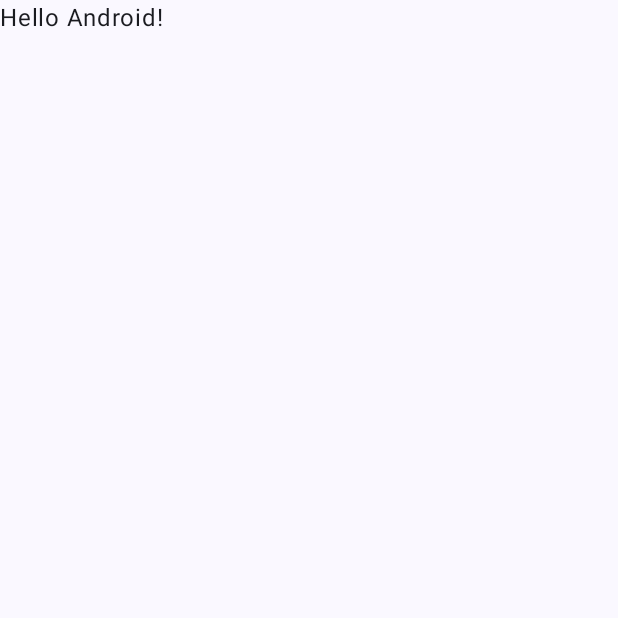
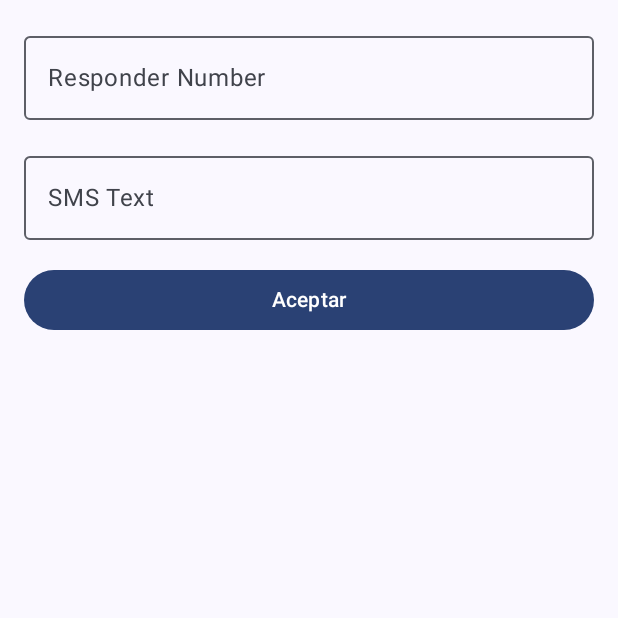
Before and after one commit to ManuelM352/BroadcastReceiver-y-Telefon-a-Respuesta-autom-tica, an Android app built with Jetpack Compose: the screen it shows after launch (MainActivity), on a phone screen of 412 x 824 dp, the top half of it. Before the commit the part shown is almost empty. Run offline under Robolectric (Android 15) with nearby library versions, the phone set to English and light mode, and no system bars.

Commit message:
Avance: Implementación de la pantalla principal y de los permisos para el envio de mensajes así como el de llamadas telefónicas.

```diff
--- a/BroadcastReceiver_y_TelefonaRespuestaautomtica/app/src/main/AndroidManifest.xml
+++ b/BroadcastReceiver_y_TelefonaRespuestaautomtica/app/src/main/AndroidManifest.xml
@@ -1,6 +1,15 @@
 <?xml version="1.0" encoding="utf-8"?>
 <manifest xmlns:android="http://schemas.android.com/apk/res/android"
     xmlns:tools="http://schemas.android.com/tools">
+
+    <uses-feature
+        android:name="android.hardware.telephony"
+        android:required="false" />
+
+    <uses-permission android:name="android.permission.READ_PHONE_STATE" />
+    <uses-permission android:name="android.permission.SEND_SMS" />
+    <uses-permission android:name="android.permission.READ_CALL_LOG" />
+    <uses-permission android:name="android.permission.CALL_SCREENING_SERVICE"/>
 
     <application
         android:allowBackup="true"
--- a/BroadcastReceiver_y_TelefonaRespuestaautomtica/app/src/main/java/com/example/broadcastreceiver_y_telefona_respuestaautomtica/MainActivity.kt
+++ b/BroadcastReceiver_y_TelefonaRespuestaautomtica/app/src/main/java/com/example/broadcastreceiver_y_telefona_respuestaautomtica/MainActivity.kt
@@ -1,18 +1,34 @@
 package com.example.broadcastreceiver_y_telefona_respuestaautomtica
 
+import android.app.role.RoleManager
+import android.content.Context
+import android.content.Intent
 import android.os.Bundle
 import androidx.activity.ComponentActivity
 import androidx.activity.compose.setContent
+import androidx.compose.foundation.layout.Column
 import androidx.compose.foundation.layout.fillMaxSize
+import androidx.compose.foundation.layout.fillMaxWidth
+import androidx.compose.foundation.layout.padding
+import androidx.compose.material3.Button
 import androidx.compose.material3.MaterialTheme
+import androidx.compose.material3.OutlinedTextField
 import androidx.compose.material3.Surface
 import androidx.compose.material3.Text
 import androidx.compose.runtime.Composable
+import androidx.compose.runtime.LaunchedEffect
+import androidx.compose.runtime.getValue
+import androidx.compose.runtime.mutableStateOf
+import androidx.compose.runtime.remember
+import androidx.compose.runtime.setValue
 import androidx.compose.ui.Modifier
-import androidx.compose.ui.tooling.preview.Preview
+import androidx.compose.ui.platform.LocalContext
+import androidx.compose.ui.text.input.TextFieldValue
+import androidx.compose.ui.unit.dp
 import com.example.broadcastreceiver_y_telefona_respuestaautomtica.ui.theme.BroadcastReceiver_y_TelefoníaRespuestaAutomáticaTheme
 
 class MainActivity : ComponentActivity() {
+    private val REQUEST_CODE = 1
     override fun onCreate(savedInstanceState: Bundle?) {
         super.onCreate(savedInstanceState)
         setContent {
@@ -22,25 +38,74 @@ class MainActivity : ComponentActivity() {
                     modifier = Modifier.fillMaxSize(),
                     color = MaterialTheme.colorScheme.background
                 ) {
-                    Greeting("Android")
+                    BrodcastMainScreen()
                 }
+            }
+        }
+        // Solicitar el rol de detección de llamadas
+        if (android.os.Build.VERSION.SDK_INT >= android.os.Build.VERSION_CODES.Q) {
+            val roleManager = getSystemService(RoleManager::class.java)
+            if (!roleManager.isRoleHeld(RoleManager.ROLE_CALL_SCREENING)) {
+                val intent = roleManager.createRequestRoleIntent(RoleManager.ROLE_CALL_SCREENING)
+                startActivityForResult(intent, REQUEST_CODE)
+            }
+        }
+    }
+
+    override fun onActivityResult(requestCode: Int, resultCode: Int, data: Intent?) {
+        super.onActivityResult(requestCode, resultCode, data)
+        if (requestCode == REQUEST_CODE) {
+            if (resultCode == RESULT_OK) {
+            } else {
+                finish()
             }
         }
     }
 }
 
 @Composable
-fun Greeting(name: String, modifier: Modifier = Modifier) {
-    Text(
-        text = "Hello $name!",
-        modifier = modifier
-    )
-}
+fun BrodcastMainScreen() {
+    var numero by remember { mutableStateOf(TextFieldValue("")) }
+    var mensaje by remember { mutableStateOf(TextFieldValue("")) }
+    val context = LocalContext.current
+    val sharedPref = context.getSharedPreferences("MyPrefs", Context.MODE_PRIVATE)
 
-@Preview(showBackground = true)
-@Composable
-fun GreetingPreview() {
-    BroadcastReceiver_y_TelefoníaRespuestaAutomáticaTheme {
-        Greeting("Android")
+    Column(
+        modifier = Modifier
+            .fillMaxSize()
+            .padding(16.dp)
+    ) {
+        OutlinedTextField(
+            value = numero,
+            onValueChange = { numero = it },
+            label = { Text("Responder Number") },
+            modifier = Modifier
+                .fillMaxWidth()
+                .padding(bottom = 16.dp)
+        )
+
+        OutlinedTextField(
+            value = mensaje,
+            onValueChange = { mensaje = it },
+            label = { Text("SMS Text") },
+            modifier = Modifier
+                .fillMaxWidth()
+                .padding(bottom = 16.dp)
+        )
+
+        LaunchedEffect(numero, mensaje) {
+            with(sharedPref.edit()) {
+                putString("destinationAddress", numero.text)
+                putString("textMessage", mensaje.text)
+                apply()
+            }
+        }
+
+        Button(
+            onClick = { /* No hacer nada */ },
+            modifier = Modifier.fillMaxWidth(),
+        ) {
+            Text("Aceptar")
+        }
     }
 }
```
